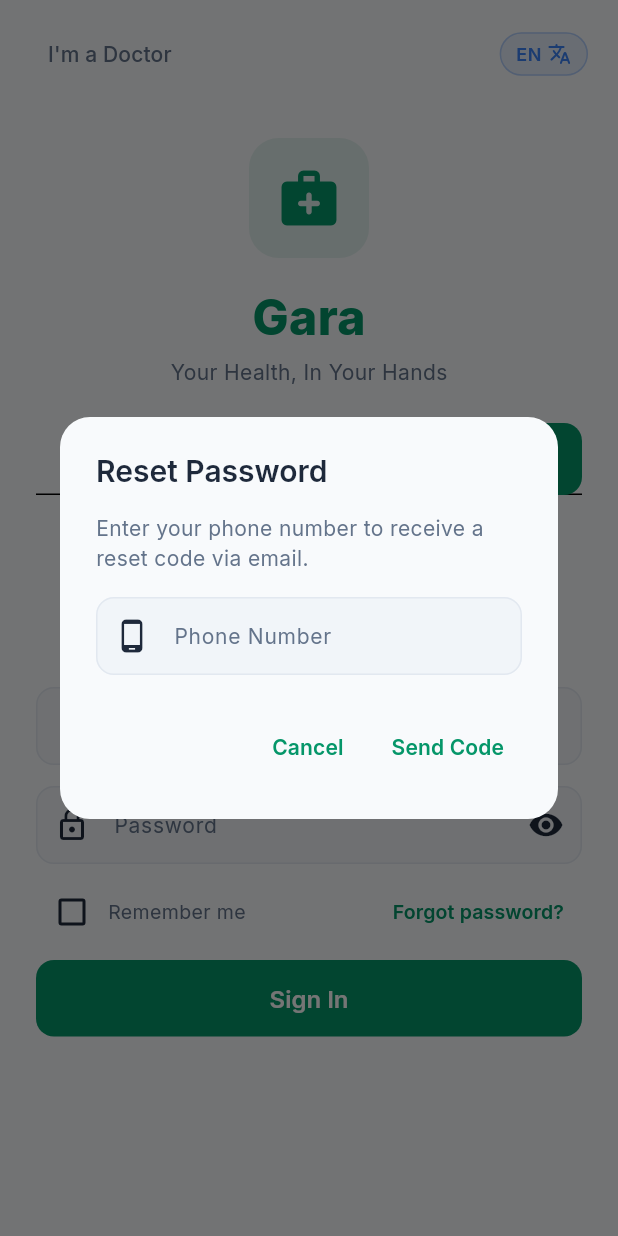
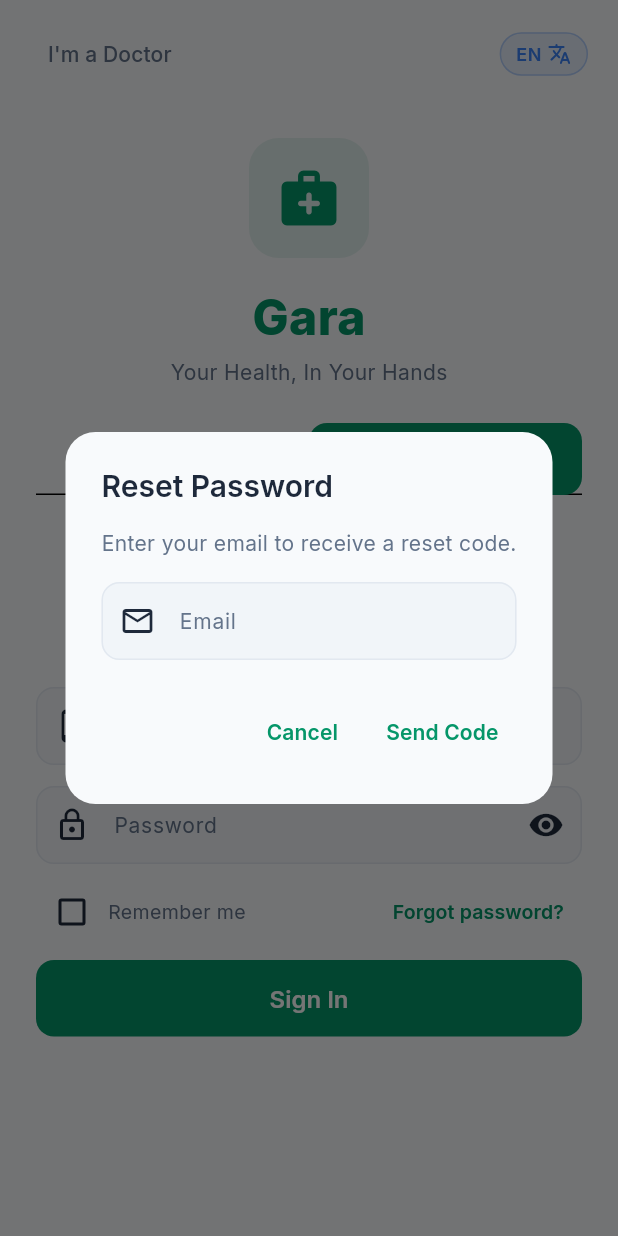
Before and after one commit to jethrona/gara_app, a Flutter app: the screen it shows after launch, tab 2 chosen, after a tap on "Forgot password?", on a phone screen of 412 x 824 dp. Run offline on Flutter 3.47's test engine with Material 3 defaults, Android fonts, the phone set to English and light mode, and no system bars; our stand-ins replace audioplayers, cached_network_image, flutter_secure_storage, google_fonts, image_picker, local_auth and 6 more; missing offline and left inert: record; accounts and stored records are empty.

Commit message:
Email-based password reset, remove PIN setup, clean up imports

```diff
--- a/gara_app/lib/providers/auth_provider.dart
+++ b/gara_app/lib/providers/auth_provider.dart
@@ -309,19 +309,17 @@ class AuthProvider extends ChangeNotifier {
     return null;
   }
 
-  Future<String?> sendPasswordResetOtp(String phone) async {
+  Future<String?> sendPasswordResetOtp(String email) async {
     try {
-      final result = await _authService.generateResetOtp(phone);
-      if (result == null) return 'No account found with this phone number';
+      final normalized = email.trim().toLowerCase();
+      final exists = await _authService.emailExists(normalized);
+      if (!exists) return 'No account found with this email address';
+
+      final result = await _authService.generateResetOtpByEmail(normalized);
+      if (result == null) return 'No account found with this email address';
 
       final otp = result['otp'] as String;
-      final email = result['email'] as String;
 
-      if (email.isEmpty) {
-        return 'No email address on this account. Please contact support to set up your email.';
-      }
-
-      // Send email via Edge Function (works without auth since we deploy with --no-verify-jwt)
       try {
         final response = await http.post(
           Uri.parse('${AppConstants.supabaseUrl}/functions/v1/send-email'),
@@ -330,7 +328,7 @@ class AuthProvider extends ChangeNotifier {
             'Authorization': 'Bearer ${AppConstants.supabaseAnonKey}',
           },
           body: jsonEncode({
-            'to': email,
+            'to': normalized,
             'subject': 'Your Gara Password Reset Code',
             'body': 'Your password reset code is: $otp\n\n'
                 'This code expires in 15 minutes.\n\n'
@@ -348,23 +346,22 @@ class AuthProvider extends ChangeNotifier {
         return 'Could not connect to email service. Check your internet connection.';
       }
 
-      return null; // success — email sent
+      return null;
     } catch (e) {
       return ErrorHandler.friendly(e.toString());
     }
   }
 
   Future<String?> verifyResetOtpAndUpdatePassword({
-    required String phone,
+    required String email,
     required String otp,
     required String newPassword,
   }) async {
     if (newPassword.length < 6) return 'Password must be at least 6 characters';
     try {
-      final error = await _authService.verifyAndResetPassword(phone, otp, newPassword);
-      if (error == null && _rememberMe) {
-        await _authService.saveRememberedCredentials(phone, newPassword);
-      }
+      final error = await _authService.verifyAndResetPasswordByEmail(
+        email.trim().toLowerCase(), otp, newPassword,
+      );
       return error;
     } catch (e) {
       return ErrorHandler.friendly(e.toString());
--- a/gara_app/lib/screens/auth/onboarding_screen.dart
+++ b/gara_app/lib/screens/auth/onboarding_screen.dart
@@ -5,7 +5,6 @@ import '../../providers/auth_provider.dart';
 import '../../providers/language_provider.dart';
 import '../../services/password_strength.dart';
 import '../../widgets/language_toggle.dart';
-import '../../widgets/biometric_pin_dialog.dart';
 import '../patient/patient_dashboard.dart';
 import '../doctor/doctor_dashboard.dart';
 import 'doctor_gate_screen.dart';
@@ -358,7 +357,7 @@ class _OnboardingScreenState extends State<OnboardingScreen> with SingleTickerPr
   }
 
   void _showForgotPassword(LanguageProvider lang) {
-    final phoneController = TextEditingController();
+    final emailController = TextEditingController();
     final otpController = TextEditingController();
     final newPasswordController = TextEditingController();
     bool showNewPassword = false;
@@ -378,14 +377,14 @@ class _OnboardingScreenState extends State<OnboardingScreen> with SingleTickerPr
               crossAxisAlignment: CrossAxisAlignment.start,
               children: [
                   if (!codeSent) ...[
-                  Text(lang.t('Enter your phone number to receive a reset code via email.', 'Shyiramo numero yawe kugirango wakire kode ukoresheje imeri.')),
+                  Text(lang.t('Enter your email to receive a reset code.', 'Shyiramo imeri yawe kugirango wakire kode yo guhindura.')),
                   const SizedBox(height: 16),
                   TextField(
-                    controller: phoneController,
-                    keyboardType: TextInputType.phone,
+                    controller: emailController,
+                    keyboardType: TextInputType.emailAddress,
                     decoration: InputDecoration(
-                      labelText: lang.t('Phone Number', 'Nomero ya Telefone'),
-                      prefixIcon: const Icon(Icons.phone_android),
+                      labelText: lang.t('Email', 'Imeri'),
+                      prefixIcon: const Icon(Icons.email_outlined),
                     ),
                   ),
                 ] else ...[
@@ -433,10 +432,13 @@ class _OnboardingScreenState extends State<OnboardingScreen> with SingleTickerPr
                 final auth = context.read<AuthProvider>();
 
                 if (!codeSent) {
-                  final phone = phoneController.text.trim();
-                  if (phone.isEmpty) return;
+                  final email = emailController.text.trim();
+                  if (email.isEmpty || !email.contains('@')) {
+                    setDialogState(() => statusMsg = 'Please enter a valid email address.');
+                    return;
+                  }
                   setDialogState(() { processing = true; statusMsg = null; });
-                  final error = await auth.sendPasswordResetOtp(phone);
+                  final error = await auth.sendPasswordResetOtp(email);
                   setDialogState(() {
                     processing = false;
                     if (error == null) {
@@ -456,7 +458,7 @@ class _OnboardingScreenState extends State<OnboardingScreen> with SingleTickerPr
                   }
                   setDialogState(() { processing = true; statusMsg = null; });
                   final error = await auth.verifyResetOtpAndUpdatePassword(
-                    phone: phoneController.text.trim(),
+                    email: emailController.text.trim(),
                     otp: otp,
                     newPassword: newPassword,
                   );
@@ -516,7 +518,6 @@ class _OnboardingScreenState extends State<OnboardingScreen> with SingleTickerPr
 
     if (error == null && mounted) {
       auth.clearError();
-      await _checkBiometricSetup();
       if (mounted) {
         Navigator.pushReplacement(
           context,
@@ -556,16 +557,4 @@ class _OnboardingScreenState extends State<OnboardingScreen> with SingleTickerPr
     }
   }
 
-  Future<void> _checkBiometricSetup() async {
-    final auth = context.read<AuthProvider>();
-    if (auth.hasBiometrics) {
-      await auth.authenticateWithBiometrics();
-    } else if (!auth.hasPin) {
-      if (!mounted) return;
-      await showDialog(
-        context: context,
-        builder: (_) => const PinSetupDialog(),
-      );
-    }
-  }
 }
```
Also changed, not shown: gara_app/lib/services/auth_service.dart (+70 -7 lines).
